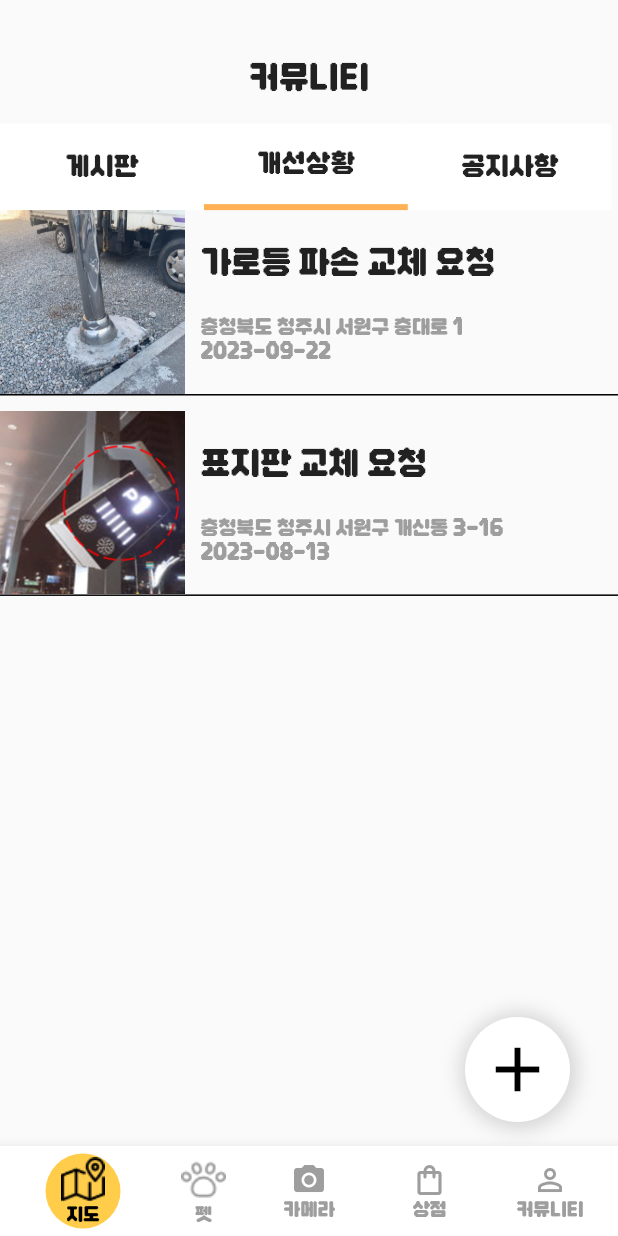
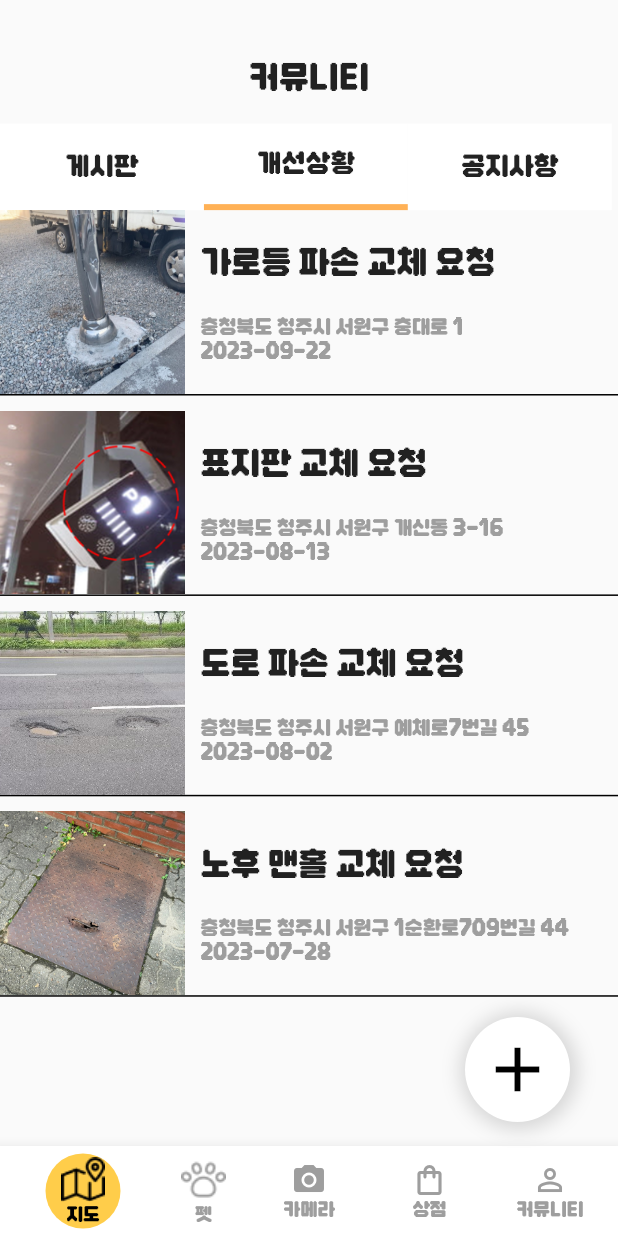
Before and after one commit to Hyunjiiing/COSA_ATM, a Flutter app: the community_page screen opened directly with empty values, after a tap on "개선상황", on a phone screen of 412 x 824 dp. Run offline on Flutter 3.47's test engine with Material 2 defaults, Android fonts, the phone set to English and light mode, and no system bars; our stand-ins replace camera, cloud_firestore, dio, dotted_border, firebase_auth, firebase_core and 9 more; missing offline and left inert: circular_menu, flutter_share; accounts and stored records are empty; network calls fail.

Commit message:
Good bye ATM

```diff
--- a/Frontend/lib/pages/camera_page.dart
+++ b/Frontend/lib/pages/camera_page.dart
@@ -224,7 +224,7 @@ class _camera_pageState extends State<camera_page> {
                   alignment: Alignment.topCenter,
                   child: Container(
                       margin: EdgeInsets.only(top: MediaQuery.of(context).size.height/100*8),
-                      child: Text("원의 크기에 맞춰서\n맨홀을 촬영해 주세요",style: TextStyle(color: Colors.white,fontWeight: FontWeight.w700,fontSize: 25),textAlign: TextAlign.center,)
+                      child: Text("원의 크기에 맞춰서\n맨홀을 촬영해 주세요",style: TextStyle(color: Colors.white,fontSize: 25),textAlign: TextAlign.center,)
                   ),
                 ),
                 Align(
--- a/Frontend/lib/pages/community_page.dart
+++ b/Frontend/lib/pages/community_page.dart
@@ -20,15 +20,21 @@ class community_page extends StatefulWidget {
 
 List<String> improve_title=[
   "가로등 파손 교체 요청",
-  "표지판 교체 요청"
+  "표지판 교체 요청",
+  "도로 파손 교체 요청",
+  "노후 맨홀 교체 요청"
 ];
 
 List<String> improve_before=[
   "assets/images/before.jpg",
   "assets/images/before2.png",
+  "assets/images/before3.png",
+  "assets/images/before4.jpg",
 ];
 
 List<String> improve_after=[
+  "assets/images/after.jpg",
+  "assets/images/after2.png",
   "assets/images/after.jpg",
   "assets/images/after2.png",
 ];
@@ -36,11 +42,15 @@ List<String> improve_after=[
 List<String> improve_time=[
   "2023-09-22",
   "2023-08-13",
+  "2023-08-02",
+  "2023-07-28",
 ];
 
 List<String> improve_adress=[
   "충청북도 청주시 서원구 충대로 1",
   "충청북도 청주시 서원구 개신동 3-16",
+  "충청북도 청주시 서원구 예체로7번길 45",
+  "충청북도 청주시 서원구 1순환로709번길 44",
 ];
 
 class _community_pageState extends State<community_page> {
@@ -210,7 +220,7 @@ class _community_pageState extends State<community_page> {
                       height: MediaQuery.of(context).size.height/100*75,
                       child: ListView.builder(
                         padding: EdgeInsets.zero,
-                        itemCount: 2,
+                        itemCount: 4,
                         itemBuilder: (BuildContext ctx, int idx) {
                           return MaterialButton(
                             padding: EdgeInsets.zero,
```
Also changed, not shown: Frontend/lib/pages/upload_page.dart (+8 -0 lines), Frontend/assets/images/before3.png (added), Frontend/assets/images/before4.jpg (added), 1 other file.
